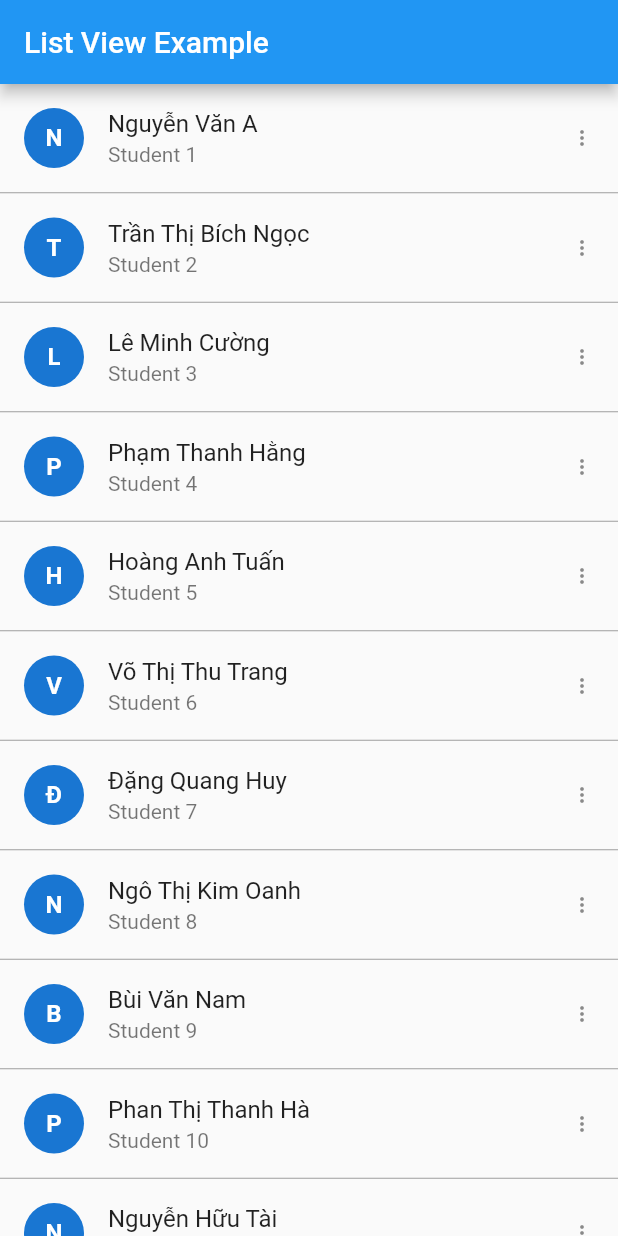
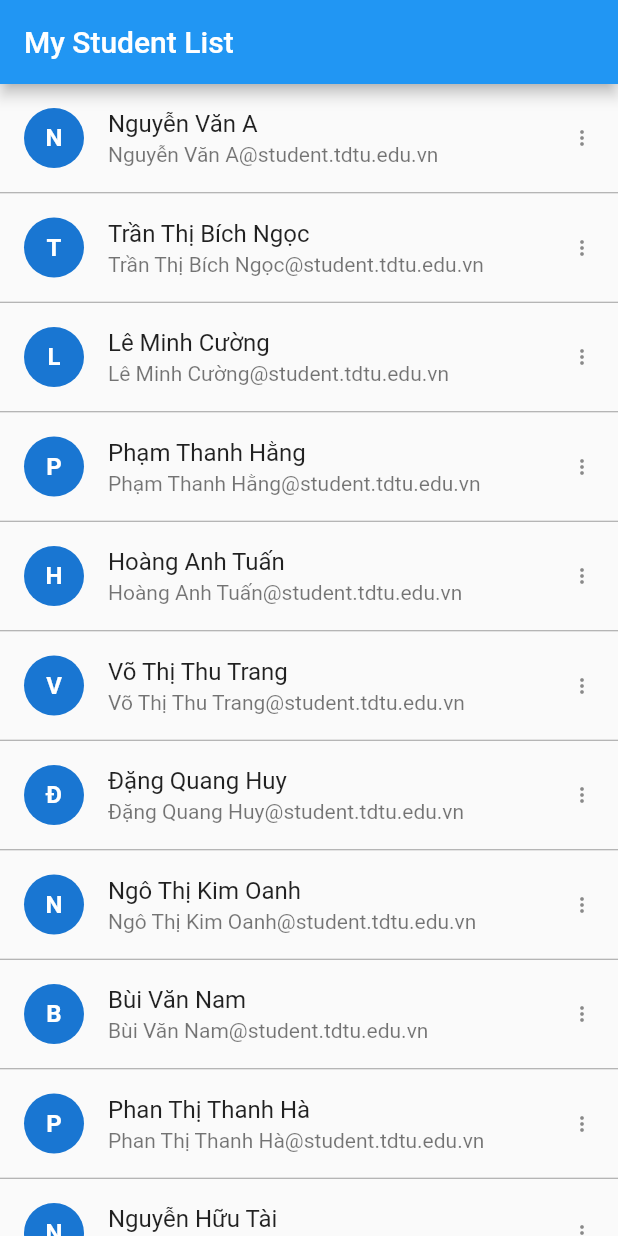
Before and after one commit to maivanmanh/flutter-cicd-demo, a Flutter app: the screen it shows after launch, on a phone screen of 412 x 824 dp. Run offline on Flutter 3.47's test engine with Material 3 defaults, Android fonts, the phone set to English and light mode, and no system bars.

Commit message:
update student email

```diff
--- a/lib/main.dart
+++ b/lib/main.dart
@@ -56,7 +56,7 @@ class MyHomePage extends StatelessWidget {
   @override
   Widget build(BuildContext context) {
     return Scaffold(
-      appBar: AppBar(title: const Text('List View Example')),
+      appBar: AppBar(title: const Text('My Student List')),
       body: ListView.separated(
         itemCount: students.length,
         separatorBuilder: (context, index) =>
@@ -70,7 +70,7 @@ class MyHomePage extends StatelessWidget {
               ),
             ),
             title: Text(students[index]),
-            subtitle: Text('Student ${index + 1}'),
+            subtitle: Text('${students[index]}@student.tdtu.edu.vn'),
             trailing: const Icon(Icons.more_vert, size: 16),
             onTap: () {
               ScaffoldMessenger.of(context).showSnackBar(
```
Also changed, not shown: .github/readme.txt (added), .github/workflows/multiple.yaml.
